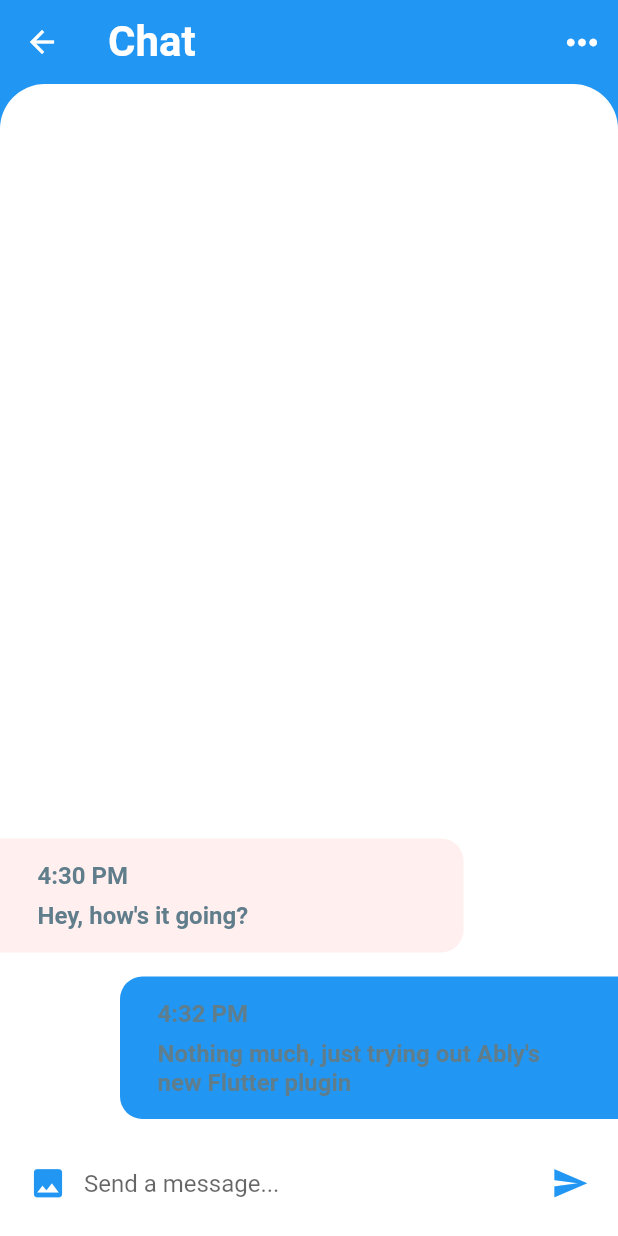
After one commit to mateuspds/devaplicativos-flutter, a Flutter app: the ChatScreen screen opened by its route, after a tap on the "send" icon, on a phone screen of 412 x 824 dp. The commit adds this screen. Run offline on Flutter 3.47's test engine with Material 2 defaults, Android fonts, the phone set to English and light mode, and no system bars; our stand-ins replace cloud_firestore, firebase_auth, firebase_core, firebase_storage, image_picker; missing offline and left inert: ably_flutter_plugin; accounts and stored records are empty; statements that could not run were skipped.

Commit message:
Implementando tela de chat

```diff
--- a/lib/main.dart
+++ b/lib/main.dart
@@ -1,5 +1,6 @@
 import 'package:devapp/Functon/functios.dart';
 import 'package:devapp/pages/cadastroAnimal.dart';
+import 'package:devapp/pages/chat_screen.dart';
 import 'package:devapp/pages/meusAnimais.dart';
 import 'package:devapp/pages/registration_page.dart';
 import 'package:devapp/pages/telaInicial.dart';
@@ -32,7 +33,8 @@ void main() async {
           Rotas.cadastro: (context) => const RegistrationPage(),
           Rotas.telaInicial: (context) => const TelaInicial(),
           Rotas.cadastroAnimal: (context) => const Animal(),
-          Rotas.meusAnimais: (context) =>const MyAnimalsScreen(),
+          Rotas.meusAnimais: (context) => const MyAnimalsScreen(),
+          Rotas.telaChat: (context) => const ChatScreen(),
         },
       ),
     ),
--- /dev/null
+++ b/lib/model/message_model.dart
@@ -0,0 +1,44 @@
+import 'package:devapp/model/user_model.dart';
+import 'package:provider/provider.dart';
+
+class Message {
+  final User sender;
+  final String time;
+  final String text;
+  final bool unread;
+
+  Message({
+    required this.sender,
+    required this.time,
+    required this.text,
+    required this.unread,
+  });
+}
+
+// CURRENT USER
+final User currentUser = User(
+  id: 0,
+  name: 'Current User',
+);
+
+// OTHER USER
+final User randomChatUser = User(
+  id: 1,
+  name: 'Random Chat User',
+);
+
+// EXAMPLE MESSAGES IN CHAT SCREEN
+List<Message> messages = [
+  Message(
+    sender: currentUser,
+    time: '4:32 PM',
+    text: "Nothing much, just trying out Ably's new Flutter plugin",
+    unread: true,
+  ),
+  Message(
+    sender: randomChatUser,
+    time: '4:30 PM',
+    text: "Hey, how's it going?",
+    unread: true,
+  ),
+];
--- /dev/null
+++ b/lib/model/user_model.dart
@@ -0,0 +1,9 @@
+class User {
+  final int id;
+  final String name;
+
+  User({
+    required this.id,
+    required this.name,
+  });
+}
--- /dev/null
+++ b/lib/pages/chat_screen.dart
@@ -0,0 +1,254 @@
+import 'package:devapp/model/message_model.dart';
+import 'package:flutter/material.dart';
+import 'package:devapp/model/message_model.dart';
+import 'package:uuid/uuid.dart';
+import 'package:ably_flutter_plugin/ably_flutter_plugin.dart' as ably;
+
+class ChatScreen extends StatefulWidget {
+  const ChatScreen({Key? key}) : super(key: key);
+
+  @override
+  _ChatScreenState createState() => _ChatScreenState();
+}
+
+class _ChatScreenState extends State<ChatScreen> {
+  late ably.Realtime realtimeInstance;
+  var newMsgFromAbly;
+  late ably.RealtimeChannel chatChannel;
+  var myInputController = TextEditingController();
+  var myRandomClientId = '';
+
+  @override
+  void initState() {
+    super.initState();
+    createAblyRealtimeInstance();
+  }
+
+  @override
+  void dispose() {
+    myInputController.dispose();
+    super.dispose();
+  }
+
+  void createAblyRealtimeInstance() async {
+    var uuid = Uuid();
+    myRandomClientId = uuid.v4();
+    var clientOptions = ably.ClientOptions.fromKey(
+        "eyJ0eXAiOiJKV1QiLCJ2ZXJzaW9uIjoxLCJhbGciOiJIUzI1NiJ9.eyJqdGkiOiIyYWEwMmMzYy1lNjcyLTRhYWQtYmMzZC0xYTdlZDQ1NmY0YTMiLCJpc3MiOiJhYmx5LmNvbSIsImlhdCI6MTY3NTM1NTgwMCwic3ViIjozNDY0Nn0.7L0P7hqq-JSV7B8O-0KEOeVrioGaIVk04VpsgRR2lXw");
+    clientOptions.clientId = myRandomClientId;
+    try {
+      realtimeInstance = ably.Realtime(options: clientOptions);
+      print('Ably instantiated');
+      chatChannel = realtimeInstance.channels.get('flutter-chat ');
+      subscribeToChatChannel();
+      realtimeInstance.connection
+          .on(ably.ConnectionEvent.connected)
+          .listen((ably.ConnectionStateChange stateChange) async {
+        print('Realtime connection state changed: ${stateChange.event}');
+      });
+    } catch (error) {
+      print('Error creating Ably Realtime Instance: $error');
+      rethrow;
+    }
+  }
+
+  void subscribeToChatChannel() {
+    var messageStream = chatChannel.subscribe();
+    messageStream.listen((ably.Message message) {
+      Message newChatMsg;
+      newMsgFromAbly = message.data;
+      print("New message arrived ${message.data}");
+      var hoursIn12HrFormat = message.timestamp.hour > 12
+          ? (message.timestamp.hour - 12)
+          : (message.timestamp.hour);
+      var timeOfDay = message.timestamp.hour < 12 ? ' AM' : ' PM';
+      var msgTime = hoursIn12HrFormat.toString() +
+          ":" +
+          message.timestamp.minute.toString() +
+          timeOfDay;
+      if (message.clientId == myRandomClientId) {
+        newChatMsg = Message(
+          sender: currentUser,
+          time: msgTime,
+          text: newMsgFromAbly["text"],
+          unread: false,
+        );
+      } else {
+        newChatMsg = Message(
+          sender: randomChatUser,
+          time: msgTime,
+          text: newMsgFromAbly["text"],
+          unread: false,
+        );
+      }
+
+      setState(() {
+        messages.insert(0, newChatMsg);
+      });
+    });
+  }
+
+  void publishMyMessage() async {
+    var myMessage = myInputController.text;
+    //myInputController.clear();
+    chatChannel.publish(name: "chatMsg", data: {
+      "sender": "randomChatUser",
+      "text": myMessage,
+    });
+  }
+
+  _buildMessage(Message message, bool isMe) {
+    final Container msg = Container(
+      margin: isMe
+          ? EdgeInsets.only(
+              top: 8.0,
+              bottom: 8.0,
+              left: 80.0,
+            )
+          : EdgeInsets.only(
+              top: 8.0,
+              bottom: 8.0,
+            ),
+      padding: EdgeInsets.symmetric(horizontal: 25.0, vertical: 15.0),
+      width: MediaQuery.of(context).size.width * 0.75,
+      decoration: BoxDecoration(
+        color: isMe ? Theme.of(context).accentColor : Color(0xFFFFEFEE),
+        borderRadius: isMe
+            ? BorderRadius.only(
+                topLeft: Radius.circular(15.0),
+                bottomLeft: Radius.circular(15.0),
+              )
+            : BorderRadius.only(
+                topRight: Radius.circular(15.0),
+                bottomRight: Radius.circular(15.0),
+              ),
+      ),
+      child: Column(
+        crossAxisAlignment: CrossAxisAlignment.start,
+        children: <Widget>[
+          Text(
+            message.time,
+            style: TextStyle(
+              color: Colors.blueGrey,
+              fontSize: 16.0,
+              fontWeight: FontWeight.w600,
+            ),
+          ),
+          SizedBox(height: 8.0),
+          Text(
+            message.text,
+            style: TextStyle(
+              color: Colors.blueGrey,
+              fontSize: 16.0,
+              fontWeight: FontWeight.w600,
+            ),
+          ),
+        ],
+      ),
+    );
+    if (isMe) {
+      return msg;
+    }
+    return Row(
+      children: <Widget>[
+        msg,
+      ],
+    );
+  }
+
+  _buildMessageComposer() {
+    return Container(
+      padding: EdgeInsets.symmetric(horizontal: 8.0),
+      height: 70.0,
+      color: Colors.white,
+      child: Row(
+        children: <Widget>[
+          IconButton(
+            icon: Icon(Icons.photo),
+            iconSize: 25.0,
+            color: Theme.of(context).primaryColor,
+            onPressed: () {},
+          ),
+          Expanded(
+            child: TextField(
+              textCapitalization: TextCapitalization.sentences,
+              controller: myInputController,
+              onChanged: (value) {},
+              decoration: InputDecoration.collapsed(
+                hintText: 'Send a message...',
+              ),
+            ),
+          ),
+          IconButton(
+            icon: Icon(Icons.send),
+            iconSize: 25.0,
+            color: Theme.of(context).primaryColor,
+            onPressed: () {
+              publishMyMessage();
+            },
+          ),
+        ],
+      ),
+    );
+  }
+
+  @override
+  Widget build(BuildContext context) {
+    return Scaffold(
+      backgroundColor: Theme.of(context).primaryColor,
+      appBar: AppBar(
+        title: Text(
+          'Chat',
+          style: TextStyle(
+            fontSize: 28.0,
+            fontWeight: FontWeight.bold,
+          ),
+        ),
+        elevation: 0.0,
+        actions: <Widget>[
+          IconButton(
+            icon: Icon(Icons.more_horiz),
+            iconSize: 30.0,
+            color: Colors.white,
+            onPressed: () {},
+          ),
+        ],
+      ),
+      body: GestureDetector(
+        onTap: () => FocusScope.of(context).unfocus(),
+        child: Column(
+          children: <Widget>[
+            Expanded(
+              child: Container(
+                decoration: BoxDecoration(
+                  color: Colors.white,
+                  borderRadius: BorderRadius.only(
+                    topLeft: Radius.circular(30.0),
+                    topRight: Radius.circular(30.0),
+                  ),
+                ),
+                child: ClipRRect(
+                  borderRadius: BorderRadius.only(
+                    topLeft: Radius.circular(30.0),
+                    topRight: Radius.circular(30.0),
+                  ),
+                  child: ListView.builder(
+                    reverse: true,
+                    padding: EdgeInsets.only(top: 15.0),
+                    itemCount: messages.length,
+                    itemBuilder: (BuildContext context, int index) {
+                      final Message message = messages[index];
+                      final bool isMe = message.sender.id == currentUser.id;
+                      return _buildMessage(message, isMe);
+                    },
+                  ),
+                ),
+              ),
+            ),
+            _buildMessageComposer(),
+          ],
+        ),
+      ),
+    );
+  }
+}
--- a/lib/pages/telaInicial.dart
+++ b/lib/pages/telaInicial.dart
@@ -40,6 +40,13 @@ class _MyAnimalsScreenState extends State<TelaInicial> {
               title: const Text("meus animais"),
               onTap: () {
                 Navigator.of(context).pushNamed(Rotas.meusAnimais);
+              },
+            ),
+            ListTile(
+              leading: const Icon(Icons.chat),
+              title: const Text("Chat"),
+              onTap: () {
+                Navigator.of(context).pushNamed(Rotas.telaChat);
               },
             )
           ],
@@ -140,8 +147,10 @@ class _MyAnimalsScreenState extends State<TelaInicial> {
                                                     MaterialPageRoute(
                                                         builder: (context) =>
                                                             DelhatlheAnimal(
-                                                              url: snapshot.data!,
-                                                              animal: snap[index],
+                                                              url: snapshot
+                                                                  .data!,
+                                                              animal:
+                                                                  snap[index],
                                                             )));
                                               }),
                                             ),
--- a/lib/routes/rotas.dart
+++ b/lib/routes/rotas.dart
@@ -4,4 +4,5 @@ class Rotas {
   static const telaInicial = '/telainicial';
   static const cadastroAnimal = '/animal';
   static const meusAnimais = '/meusAnimais';
+  static const telaChat = '/chat';
 }
--- a/pubspec.yaml
+++ b/pubspec.yaml
@@ -43,6 +43,7 @@ dependencies:
   uuid: ^3.0.7
   firebase_storage: ^11.0.10
   image_picker: ^0.8.6
+  ably_flutter_plugin: ^1.0.1
 
 
 
```
Also changed, not shown: pubspec.lock, 1 other file.
